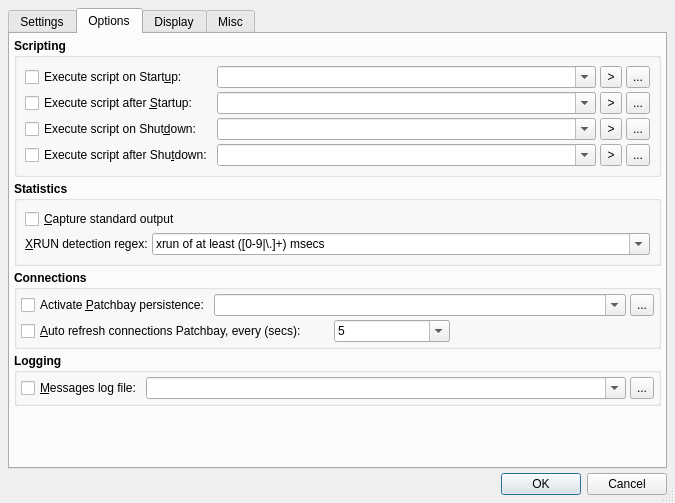
The window that src/qjackctlSetupForm.ui (rncbc/qjackctl) describes before a commit, drawn with Qt 5.
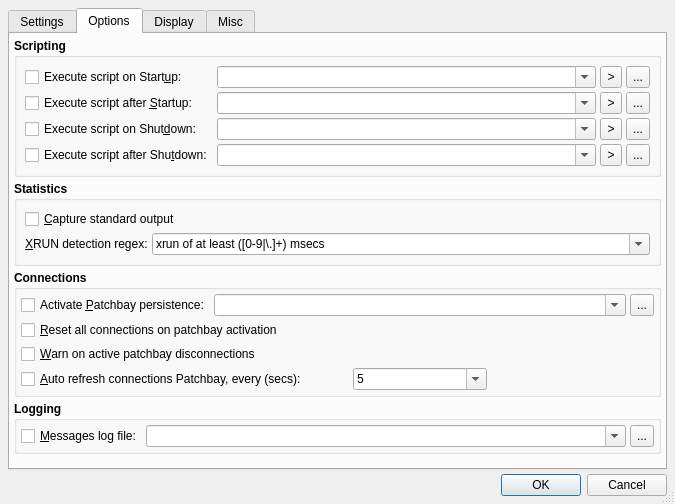
The same window after the commit. The open tabs and pages were chosen to show the change. Icons and pictures are not drawn. Custom widgets are drawn as their Qt base class.

Commit message: - Introducing brand new active patchbay reset/disconnect-all   user preference option. (EXPERIMENTAL)

```diff
--- a/src/qjackctlSetupForm.ui
+++ b/src/qjackctlSetupForm.ui
@@ -2391,7 +2391,39 @@
             </property>
            </widget>
           </item>
-          <item row="1" column="0" colspan="2">
+          <item row="1" column="0" colspan="4">
+           <widget class="QCheckBox" name="ActivePatchbayResetCheckBox">
+            <property name="font">
+             <font>
+              <weight>50</weight>
+              <bold>false</bold>
+             </font>
+            </property>
+            <property name="toolTip">
+             <string>Whether to reset all connections when a patchbay definition is activated.</string>
+            </property>
+            <property name="text">
+             <string>&amp;Reset all connections on patchbay activation</string>
+            </property>
+           </widget>
+          </item>
+          <item row="2" column="0" colspan="4">
+           <widget class="QCheckBox" name="QueryDisconnectCheckBox">
+            <property name="font">
+             <font>
+              <weight>50</weight>
+              <bold>false</bold>
+             </font>
+            </property>
+            <property name="toolTip">
+             <string>Whether to issue a warning on active patchbay port disconnections.</string>
+            </property>
+            <property name="text">
+             <string>&amp;Warn on active patchbay disconnections</string>
+            </property>
+           </widget>
+          </item>
+          <item row="3" column="0" colspan="2">
            <widget class="QCheckBox" name="AutoRefreshCheckBox">
             <property name="sizePolicy">
              <sizepolicy hsizetype="Preferred" vsizetype="Fixed">
@@ -2413,7 +2445,7 @@
             </property>
            </widget>
           </item>
-          <item row="1" column="2">
+          <item row="3" column="2">
            <widget class="QComboBox" name="TimeRefreshComboBox">
             <property name="sizePolicy">
              <sizepolicy hsizetype="Preferred" vsizetype="Fixed">
@@ -2465,22 +2497,6 @@
             </item>
            </widget>
           </item>
-          <item row="1" column="3" colspan="2">
-           <spacer>
-            <property name="orientation">
-             <enum>Qt::Horizontal</enum>
-            </property>
-            <property name="sizeType">
-             <enum>QSizePolicy::Expanding</enum>
-            </property>
-            <property name="sizeHint">
-             <size>
-              <width>200</width>
-              <height>8</height>
-             </size>
-            </property>
-           </spacer>
-          </item>
          </layout>
         </widget>
        </item>
```
Left out of the diff: 2 changed lines with no effect on the pictures. The commit also changes 13 other files.
